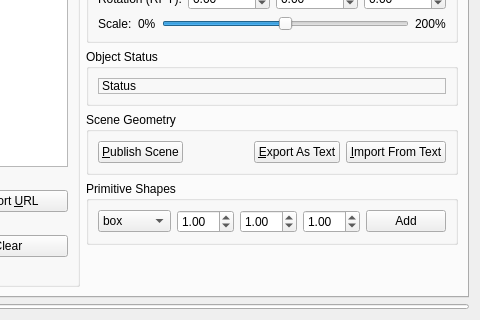
moveit/moveit, file moveit_ros/visualization/motion_planning_rviz_plugin/src/ui/motion_planning_rviz_plugin_frame.ui: the form before one commit; both pictures show x 212 to 692 and y 117 to 437 of the 692 by 437 pixel window.
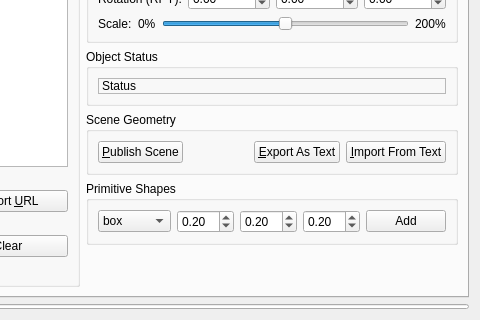
The form after the commit. Custom widgets are drawn as their Qt base class.

Commit message: Decreased step and initial values on size double spin boxes

What changed in the file:
```diff
--- a/moveit_ros/visualization/motion_planning_rviz_plugin/src/ui/motion_planning_rviz_plugin_frame.ui
+++ b/moveit_ros/visualization/motion_planning_rviz_plugin/src/ui/motion_planning_rviz_plugin_frame.ui
@@ -1290,7 +1290,7 @@
              <double>0.100000000000000</double>
             </property>
             <property name="value">
-             <double>1.000000000000000</double>
+             <double>0.200000000000000</double>
             </property>
            </widget>
           </item>
@@ -1300,7 +1300,7 @@
              <double>0.100000000000000</double>
             </property>
             <property name="value">
-             <double>1.000000000000000</double>
+             <double>0.200000000000000</double>
             </property>
            </widget>
           </item>
@@ -1310,7 +1310,7 @@
              <double>0.100000000000000</double>
             </property>
             <property name="value">
-             <double>1.000000000000000</double>
+             <double>0.200000000000000</double>
             </property>
            </widget>
           </item>
```
Left out of the diff: 6 changed lines with no effect on the pictures.
